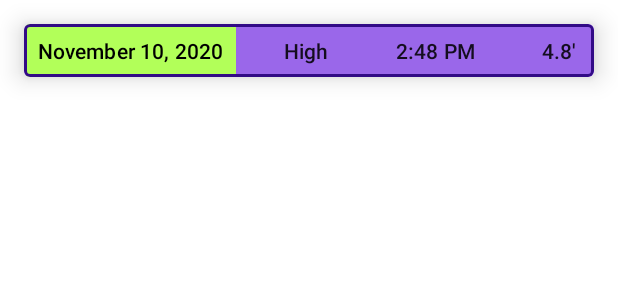
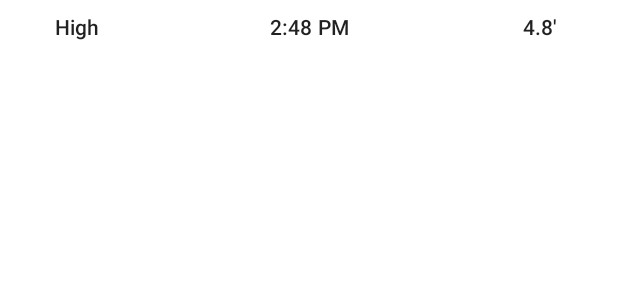
Before and after one commit to JJSwigut/EvenTide, an Android app: the layout item_tide.xml on its own in the app's theme, with its tools: preview values and no code run, on a phone screen of 412 x 824 dp. Shown: the top 300 px of the screen. Run offline under Robolectric (Android 15) with nearby library versions, the phone set to English and light mode, and no system bars.

Commit message:
sordidTides

```diff
--- /dev/null
+++ b/app/src/main/java/com/jjswigut/eventide/data/entities/DayHeader.kt
@@ -0,0 +1,3 @@
+package com.jjswigut.eventide.data.entities
+
+data class DayHeader(val day: String)
--- a/app/src/main/java/com/jjswigut/eventide/data/local/AppDatabase.kt
+++ b/app/src/main/java/com/jjswigut/eventide/data/local/AppDatabase.kt
@@ -7,7 +7,7 @@ import androidx.room.RoomDatabase
 import com.jjswigut.eventide.data.entities.Extreme
 import com.jjswigut.eventide.data.entities.TidalStation
 
-@Database(entities = [Extreme::class, TidalStation::class], version = 2, exportSchema = false)
+@Database(entities = [Extreme::class, TidalStation::class], version = 3, exportSchema = false)
 abstract class AppDatabase : RoomDatabase() {
 
     abstract fun dao(): Dao
--- a/app/src/main/java/com/jjswigut/eventide/data/remote/Service.kt
+++ b/app/src/main/java/com/jjswigut/eventide/data/remote/Service.kt
@@ -17,7 +17,7 @@ interface Service {
         @Query("key") tideApiKey: String
     ): Response<StationList>
 
-    @GET("v2?heights&extremes&date=2020-11-10&days=7")
+    @GET("v2?heights&extremes&days=7")
     suspend fun getTides(
         @Query("date") date: String,
         @Query("lat") lat: Double,
--- a/app/src/main/java/com/jjswigut/eventide/ui/search/SearchFragment.kt
+++ b/app/src/main/java/com/jjswigut/eventide/ui/search/SearchFragment.kt
@@ -131,8 +131,6 @@ class SearchFragment : BaseFragment() {
         }
         fusedLocationClient.lastLocation.addOnSuccessListener { location: Location? ->
             if (location != null) {
-               viewModel.userLocation.value = location
-
                 Log.d(TAG, "getLastLocation: got location")
             }
 
--- a/app/src/main/res/layout/fragment_tides.xml
+++ b/app/src/main/res/layout/fragment_tides.xml
@@ -4,7 +4,7 @@
     android:layout_height="match_parent">
 
     <androidx.recyclerview.widget.RecyclerView
-        android:id="@+id/tide_recycler_view"
+        android:id="@+id/dayRecyclerView"
         android:layout_width="match_parent"
         android:layout_height="match_parent" />
 </androidx.constraintlayout.widget.ConstraintLayout>
--- a/app/src/main/res/layout/item_tide.xml
+++ b/app/src/main/res/layout/item_tide.xml
@@ -1,64 +1,34 @@
 <?xml version="1.0" encoding="utf-8"?>
-<com.google.android.material.card.MaterialCardView xmlns:android="http://schemas.android.com/apk/res/android"
+<androidx.constraintlayout.widget.ConstraintLayout xmlns:android="http://schemas.android.com/apk/res/android"
     xmlns:app="http://schemas.android.com/apk/res-auto"
     xmlns:tools="http://schemas.android.com/tools"
-    android:id="@+id/matter_view"
     android:layout_width="match_parent"
-    android:layout_height="wrap_content"
-    android:layout_margin="16dp"
-    android:clickable="true"
-    app:cardCornerRadius="4dp"
-    app:cardElevation="10dp"
-    app:cardPreventCornerOverlap="true"
-    app:strokeColor="@color/primaryDarkColor"
-    app:strokeWidth="2dp">
+    android:layout_height="wrap_content">
 
-
-    <androidx.constraintlayout.widget.ConstraintLayout
-        android:layout_width="match_parent"
-        android:layout_height="wrap_content"
-        android:background="@color/primaryLightColor"
-        android:orientation="horizontal">
-
-        <TextView
-            android:id="@+id/tide_date"
-            android:layout_width="wrap_content"
-            android:layout_height="wrap_content"
-            android:layout_marginStart="1dp"
-            android:background="@color/secondaryColor"
-            android:padding="8dp"
-            android:textAppearance="@style/TextAppearance.MaterialComponents.Subtitle2"
-            android:textColor="@color/secondaryTextColor"
-            app:layout_constraintBottom_toBottomOf="parent"
-            app:layout_constraintStart_toStartOf="parent"
-            app:layout_constraintTop_toTopOf="parent"
-            app:layout_constraintVertical_bias="0.0"
-            tools:text="November 10, 2020" />
 
     <TextView
         android:id="@+id/tide_high_low"
         android:layout_width="wrap_content"
         android:layout_height="wrap_content"
-            android:layout_marginStart="24dp"
-            android:background="@color/primaryLightColor"
+        android:layout_marginStart="32dp"
+        android:layout_marginEnd="101dp"
         android:padding="8dp"
-
         android:textAppearance="@style/TextAppearance.MaterialComponents.Subtitle2"
-            app:layout_constraintBottom_toBottomOf="parent"
-            app:layout_constraintStart_toEndOf="@+id/tide_date"
+        app:layout_constraintEnd_toStartOf="@+id/tide_time"
+        app:layout_constraintStart_toStartOf="parent"
         app:layout_constraintTop_toTopOf="parent"
-            app:layout_constraintVertical_bias="1.0"
         tools:text="High" />
 
     <TextView
         android:id="@+id/tide_height"
         android:layout_width="wrap_content"
         android:layout_height="wrap_content"
-            android:layout_marginEnd="3dp"
-            android:background="@color/primaryLightColor"
+        android:layout_marginStart="99dp"
+        android:layout_marginEnd="32dp"
         android:padding="8dp"
         android:textAppearance="@style/TextAppearance.MaterialComponents.Subtitle2"
         app:layout_constraintEnd_toEndOf="parent"
+        app:layout_constraintStart_toEndOf="@+id/tide_time"
         app:layout_constraintTop_toTopOf="parent"
         tools:text="4.8'" />
 
@@ -66,14 +36,11 @@
         android:id="@+id/tide_time"
         android:layout_width="wrap_content"
         android:layout_height="wrap_content"
-            android:background="@color/primaryLightColor"
         android:padding="8dp"
         android:textAppearance="@style/TextAppearance.MaterialComponents.Subtitle2"
-            app:layout_constraintBottom_toBottomOf="parent"
-            app:layout_constraintEnd_toStartOf="@+id/tide_height"
-            app:layout_constraintStart_toEndOf="@+id/tide_high_low"
+        app:layout_constraintEnd_toEndOf="parent"
+        app:layout_constraintStart_toStartOf="parent"
         app:layout_constraintTop_toTopOf="parent"
-            app:layout_constraintVertical_bias="0.0"
         tools:text="2:48 PM" />
+
 </androidx.constraintlayout.widget.ConstraintLayout>
-</com.google.android.material.card.MaterialCardView>
```
Also changed, not shown: app/src/main/java/com/jjswigut/eventide/data/entities/UIModel.kt (added, +8 -0 lines), app/src/main/java/com/jjswigut/eventide/ui/search/SearchFragmentViewModel.kt (+13 -16 lines), app/src/main/java/com/jjswigut/eventide/ui/tides/TidesFragment.kt (+19 -6 lines), app/src/main/java/com/jjswigut/eventide/ui/tides/TidesListAdapter.kt (+52 -64 lines), app/src/main/res/layout/day_header.xml (+9 -1 lines). Lines whose indentation alone changed are shown as unchanged.
